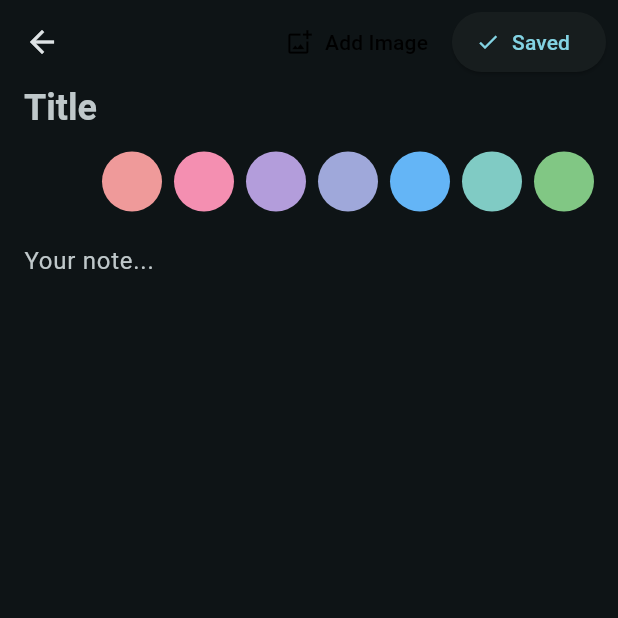
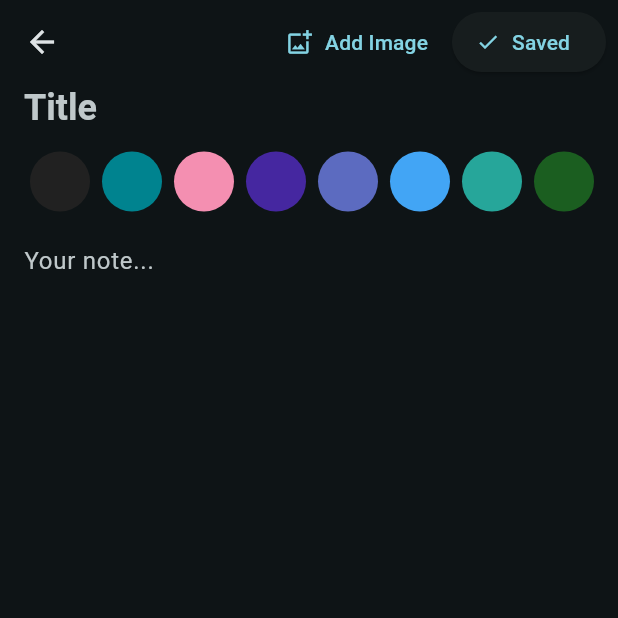
Before and after one commit to monees007/Wallet, a Flutter app: the screen it shows after launch, after a tap on the "dark mode" icon, after a tap on "New Note", on a phone screen of 412 x 824 dp, the top half of it. Run offline on Flutter 3.47's test engine with Material 3 defaults, Android fonts, the phone set to English and light mode, and no system bars; drawn by our look-alikes of dynamic_color; our stand-ins replace barcode_widget, drift, flutter_secure_storage, google_fonts, image_picker, local_auth and 1 more; missing offline and left inert: flutter_file_dialog, sqlcipher_flutter_libs, sqlite3; accounts and stored records are empty; generated files the repository leaves out were written again.

Commit message:
ui debug cards

```diff
--- a/lib/notes_page.dart
+++ b/lib/notes_page.dart
@@ -124,7 +124,7 @@ class _NotesPageState extends State<NotesPage> {
               if (themeColorStr != null && themeColorStr.isNotEmpty) {
                 try {
                   cardColor =
-                      Color(int.parse(themeColorStr)).withOpacity(0.6);
+                      Color(int.parse(themeColorStr));//.withOpacity(0.6);
                 } catch (e) {
                   // Fallback to default if parsing fails for any reason
                   cardColor = Theme.of(context).colorScheme.surfaceVariant;
--- a/lib/widgets/edit_note.dart
+++ b/lib/widgets/edit_note.dart
@@ -31,10 +31,10 @@ class _EditNotePageState extends State<EditNotePage> {
   List<String> _imagePaths = [];
 
   final List<Color?> _themeColors = [
-    null, // Default
-    Colors.red[200], Colors.pink[200], Colors.deepPurple[200],
-    Colors.indigo[200], Colors.blue[300], Colors.teal[200],
-    Colors.green[300], Colors.orange[300], Colors.brown[300], Colors.grey[500],
+    Colors.grey[900],
+    Colors.cyan[800], Colors.pink[200], Colors.deepPurple[800],
+    Colors.indigo[400], Colors.blue[400], Colors.teal[400],
+    Colors.green[900], Colors.orange[900], Colors.brown[700], Colors.blueGrey[600],
   ];
 
   bool get _isEditing => _currentNote != null;
@@ -173,9 +173,9 @@ class _EditNotePageState extends State<EditNotePage> {
         scrolledUnderElevation: 0,
         actions: [
           TextButton.icon(
-            icon: const Icon(Icons.add_photo_alternate_outlined, color: Colors.black,),
+            icon: const Icon(Icons.add_photo_alternate_outlined),
             onPressed: _pickAndAddImage,
-            label: const Text('Add Image',style: TextStyle(color: Colors.black),),
+            label: const Text('Add Image',),
           ),
           _buildSaveButton(),
           const SizedBox(width: 8),
@@ -201,7 +201,7 @@ class _EditNotePageState extends State<EditNotePage> {
                       padding: const EdgeInsets.only(bottom: 8.0),
                       child: Text(
                         DateFormat.yMMMd().add_jm().format(_currentNote!.createdAt),
-                        style: Theme.of(context).textTheme.bodySmall?.copyWith(color: Colors.black),
+                        style: Theme.of(context).textTheme.bodySmall?.copyWith(),
                       ),
                     ),
                   _buildColorPicker(),
```
